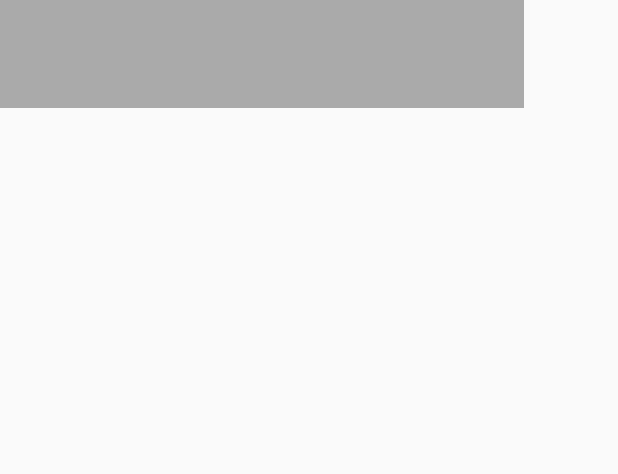
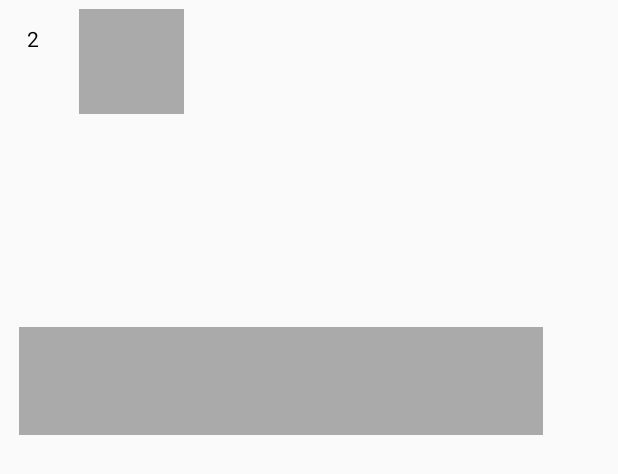
Before and after one commit to Lelthar/Proyecto_2_App, an Android app: the layout item_lista_kanji.xml on its own in the app's theme, with its tools: preview values and no code run, on a phone screen of 412 x 824 dp. Shown: the top 474 px of the screen. Run offline under Robolectric (Android 15) with nearby library versions, the phone set to English and light mode, and no system bars.

Commit message:
Mostrar kanjis listo

```diff
--- a/MinnaNoKanji/app/src/main/java/com/example/bryan/minnanokanji/menuHiragana.java
+++ b/MinnaNoKanji/app/src/main/java/com/example/bryan/minnanokanji/menuHiragana.java
@@ -71,8 +71,8 @@ public class menuHiragana extends AppCompatActivity {
     public void enviarLeccion(int posicion){
         Intent intent = new Intent(menuHiragana.this,ClaseHiragana.class);
         intent.putExtra(POSICION,Integer.toString(++posicion));
-        //mixpanel.track("Entra a una leccion de Hiragana",null); //Realiza la actividad de mixpanel
-        //mixpanel.flush();
+        mixpanel.track("Entra a una leccion de Hiragana",null); //Realiza la actividad de mixpanel
+        mixpanel.flush();
         startActivity(intent);
 
     }
--- a/MinnaNoKanji/app/src/main/res/layout/item_lista_kanji.xml
+++ b/MinnaNoKanji/app/src/main/res/layout/item_lista_kanji.xml
@@ -19,19 +19,27 @@
                 android:id="@+id/imageViewKanji"
                 android:layout_width="70dp"
                 android:layout_height="70dp"
-                app:srcCompat="@android:color/darker_gray"
-                tools:layout_editor_absoluteX="54dp"
-                tools:layout_editor_absoluteY="5dp" />
+                app:layout_constraintBottom_toBottomOf="parent"
+                app:layout_constraintEnd_toEndOf="parent"
+                app:layout_constraintHorizontal_bias="0.174"
+                app:layout_constraintStart_toStartOf="parent"
+                app:layout_constraintTop_toTopOf="parent"
+                app:layout_constraintVertical_bias="0.019"
+                app:srcCompat="@android:color/darker_gray" />
 
             <TextView
                 android:id="@+id/textKanji"
-                android:layout_width="197dp"
+                android:layout_width="220dp"
                 android:layout_height="42dp"
                 android:textColor="@android:color/black"
                 android:textSize="24sp"
                 android:textStyle="bold"
-                tools:layout_editor_absoluteX="153dp"
-                tools:layout_editor_absoluteY="5dp" />
+                app:layout_constraintBottom_toBottomOf="parent"
+                app:layout_constraintEnd_toEndOf="parent"
+                app:layout_constraintHorizontal_bias="0.896"
+                app:layout_constraintStart_toStartOf="parent"
+                app:layout_constraintTop_toTopOf="parent"
+                app:layout_constraintVertical_bias="0.047" />
 
             <TextView
                 android:id="@+id/textNumeroKanji"
@@ -41,38 +49,68 @@
                 android:textAlignment="center"
                 android:textColor="@android:color/black"
                 android:textSize="14sp"
-                tools:layout_editor_absoluteX="6dp"
-                tools:layout_editor_absoluteY="5dp" />
+                app:layout_constraintBottom_toBottomOf="parent"
+                app:layout_constraintEnd_toEndOf="parent"
+                app:layout_constraintEnd_toStartOf="@+id/imageViewKanji"
+                app:layout_constraintHorizontal_bias="0.179"
+                app:layout_constraintStart_toStartOf="parent"
+                app:layout_constraintTop_toTopOf="parent"
+                app:layout_constraintVertical_bias="0.047" />
 
             <ImageView
                 android:id="@+id/imageViewTrazos"
                 android:layout_width="349dp"
                 android:layout_height="72dp"
-                app:srcCompat="@android:color/darker_gray"
-                tools:layout_editor_absoluteX="16dp"
-                tools:layout_editor_absoluteY="218dp" />
+                app:layout_constraintBottom_toBottomOf="parent"
+                app:layout_constraintEnd_toEndOf="parent"
+                app:layout_constraintHorizontal_bias="0.52"
+                app:layout_constraintStart_toStartOf="parent"
+                app:layout_constraintTop_toTopOf="parent"
+                app:layout_constraintVertical_bias="0.707"
+                app:srcCompat="@android:color/darker_gray" />
 
             <TextView
                 android:id="@+id/textKanjiDescripcion"
                 android:layout_width="349dp"
                 android:layout_height="123dp"
+                android:maxLines="4"
+                android:scrollbars="vertical"
                 android:textColor="@android:color/black"
-                android:maxLines = "4"
-                android:scrollbars = "vertical"
                 android:textSize="14sp"
-                tools:layout_editor_absoluteX="16dp"
-                tools:layout_editor_absoluteY="86dp" />
+                app:layout_constraintBottom_toBottomOf="parent"
+                app:layout_constraintEnd_toEndOf="parent"
+                app:layout_constraintHorizontal_bias="0.52"
+                app:layout_constraintStart_toStartOf="parent"
+                app:layout_constraintTop_toTopOf="parent"
+                app:layout_constraintVertical_bias="0.33" />
 
             <TextView
                 android:id="@+id/textExtra"
                 android:layout_width="348dp"
                 android:layout_height="69dp"
+                android:maxLines="4"
+                android:scrollbars="vertical"
                 android:textColor="@android:color/black"
                 android:textSize="14sp"
-                android:maxLines = "4"
-                android:scrollbars = "vertical"
-                tools:layout_editor_absoluteX="16dp"
-                tools:layout_editor_absoluteY="301dp" />
+                app:layout_constraintBottom_toBottomOf="parent"
+                app:layout_constraintEnd_toEndOf="parent"
+                app:layout_constraintStart_toStartOf="parent"
+                app:layout_constraintTop_toTopOf="parent"
+                app:layout_constraintVertical_bias="0.977" />
+
+            <android.support.constraint.Guideline
+                android:id="@+id/guideline"
+                android:layout_width="wrap_content"
+                android:layout_height="wrap_content"
+                android:orientation="vertical"
+                app:layout_constraintGuide_begin="20dp" />
+
+            <android.support.constraint.Guideline
+                android:id="@+id/guideline2"
+                android:layout_width="wrap_content"
+                android:layout_height="wrap_content"
+                android:orientation="horizontal"
+                app:layout_constraintGuide_begin="20dp" />
 
         </android.support.constraint.ConstraintLayout>
     </TableRow>
```
Also changed, not shown: MinnaNoKanji/app/src/main/java/com/example/bryan/minnanokanji/ClaseKanji.java (+34 -4 lines), MinnaNoKanji/app/src/main/java/com/example/bryan/minnanokanji/menuKanji.java (+74 -33 lines), MinnaNoKanji/app/src/main/res/layout/activity_menu_kanji.xml (+3 -25 lines).
